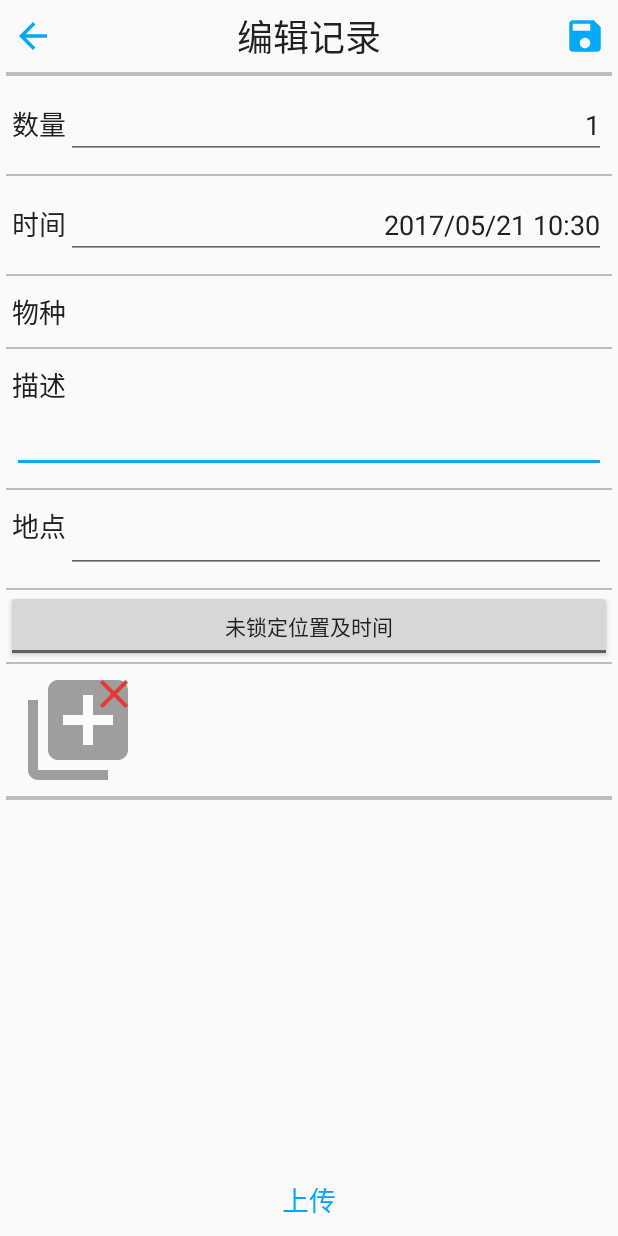
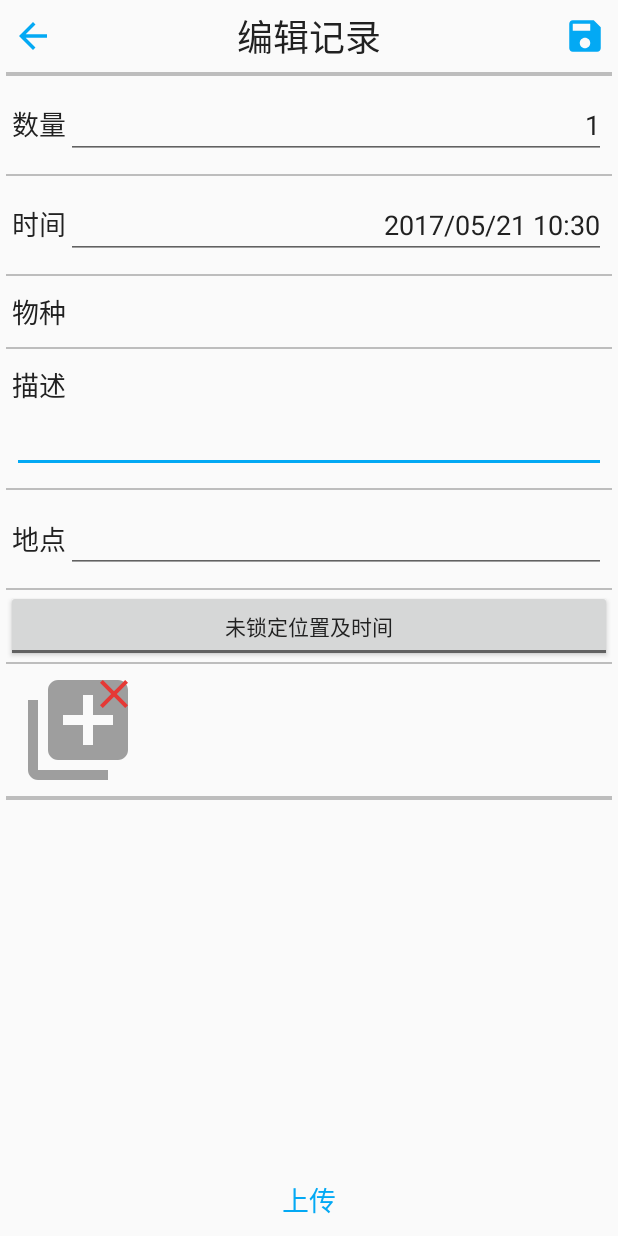
Before and after one commit to presisco/WildlifeofTianjin-Android, an Android app: the EditRecordFragment screen opened directly, with no data from a screen before it, on a phone screen of 412 x 824 dp. Run offline under Robolectric (Android 15) with nearby library versions, the phone set to English and light mode, and no system bars; our stand-ins replace Volley; libraries missing offline, so code that uses them is left out: com.presisco.lcat; network calls fail; 1 statement that could not run was skipped.

Commit message:
adjust edit record ui

```diff
--- a/app/src/main/res/layout/fragment_edit_record.xml
+++ b/app/src/main/res/layout/fragment_edit_record.xml
@@ -99,7 +99,6 @@
                 <TextView
                     android:layout_width="match_parent"
                     android:layout_height="wrap_content"
-                    android:layout_weight="1"
                     android:text="@string/label_description"
                     android:textAppearance="@style/Text.Normal.Label" />
 
@@ -122,6 +121,7 @@
                 <TextView
                     android:layout_width="wrap_content"
                     android:layout_height="wrap_content"
+                    android:layout_gravity="center_vertical"
                     android:text="@string/label_location"
                     android:textAppearance="@style/Text.Normal.Label" />
 
@@ -130,7 +130,6 @@
                     android:layout_width="match_parent"
                     android:layout_height="wrap_content"
                     android:layout_gravity="right"
-                    android:layout_weight="1"
                     android:ems="10"
                     android:inputType="textPostalAddress" />
 
```
